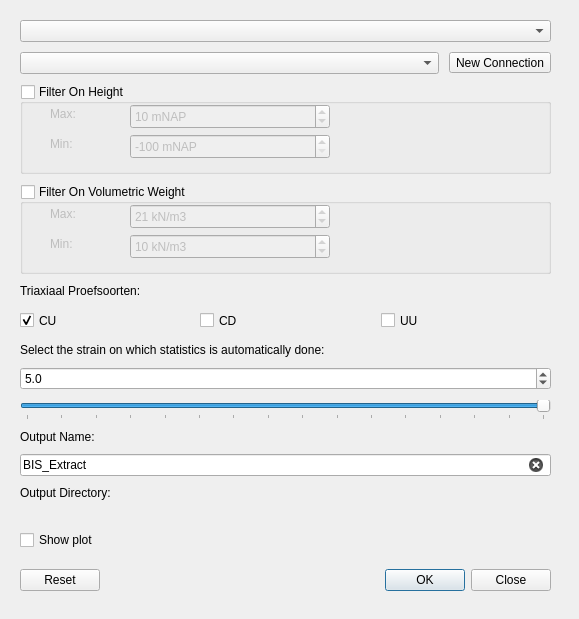
Above: db_connect_dialog_base.ui from KRS-dev/proeven_verzameling_plugin before the change. Below: the same form after it.
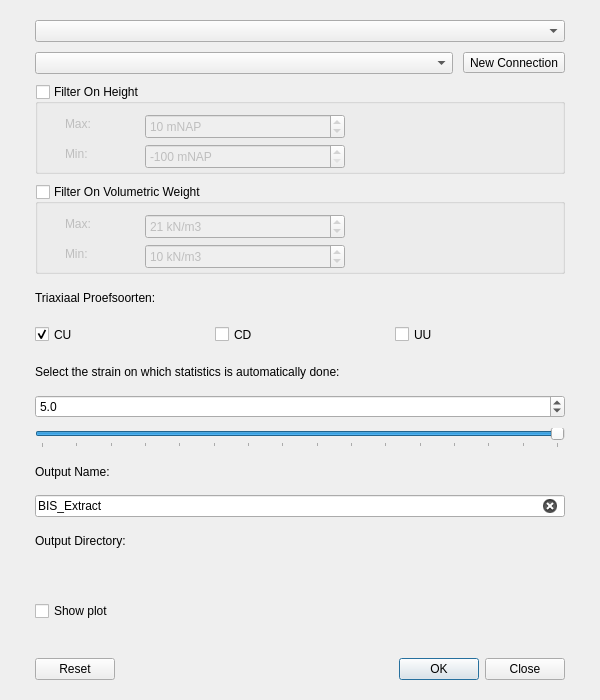
That is the form after the change. Custom widgets are drawn as their Qt base class.

```diff
--- a/db_connect_dialog_base.ui
+++ b/db_connect_dialog_base.ui
@@ -6,8 +6,8 @@
    <rect>
     <x>0</x>
     <y>0</y>
-    <width>579</width>
-    <height>619</height>
+    <width>600</width>
+    <height>700</height>
    </rect>
   </property>
   <property name="sizePolicy">
@@ -22,10 +22,10 @@
   <widget class="QFrame" name="verticalFrame">
    <property name="geometry">
     <rect>
-     <x>10</x>
+     <x>25</x>
      <y>10</y>
-     <width>551</width>
-     <height>591</height>
+     <width>550</width>
+     <height>680</height>
     </rect>
    </property>
    <property name="sizePolicy">
@@ -106,7 +106,7 @@
        <property name="geometry">
         <rect>
          <x>110</x>
-         <y>20</y>
+         <y>30</y>
          <width>200</width>
          <height>25</height>
         </rect>
@@ -128,7 +128,7 @@
        <property name="geometry">
         <rect>
          <x>110</x>
-         <y>50</y>
+         <y>60</y>
          <width>200</width>
          <height>25</height>
         </rect>
@@ -150,7 +150,7 @@
        <property name="geometry">
         <rect>
          <x>30</x>
-         <y>20</y>
+         <y>30</y>
          <width>28</width>
          <height>20</height>
         </rect>
@@ -163,7 +163,7 @@
        <property name="geometry">
         <rect>
          <x>30</x>
-         <y>50</y>
+         <y>60</y>
          <width>25</width>
          <height>20</height>
         </rect>
@@ -213,7 +213,7 @@
        <property name="geometry">
         <rect>
          <x>110</x>
-         <y>20</y>
+         <y>30</y>
          <width>200</width>
          <height>25</height>
         </rect>
@@ -235,7 +235,7 @@
        <property name="geometry">
         <rect>
          <x>110</x>
-         <y>50</y>
+         <y>60</y>
          <width>200</width>
          <height>25</height>
         </rect>
@@ -257,7 +257,7 @@
        <property name="geometry">
         <rect>
          <x>30</x>
-         <y>20</y>
+         <y>30</y>
          <width>28</width>
          <height>20</height>
         </rect>
@@ -270,7 +270,7 @@
        <property name="geometry">
         <rect>
          <x>30</x>
-         <y>50</y>
+         <y>60</y>
          <width>25</width>
          <height>20</height>
         </rect>
```
